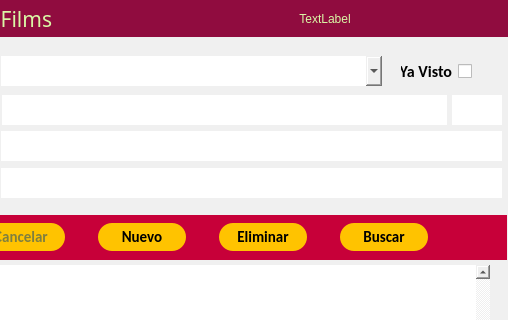
Old version of the form gui/main.ui in the repository QuitoAr/Cine; both pictures show x 219 to 727 and y 0 to 320 of the 727 by 575 pixel window.
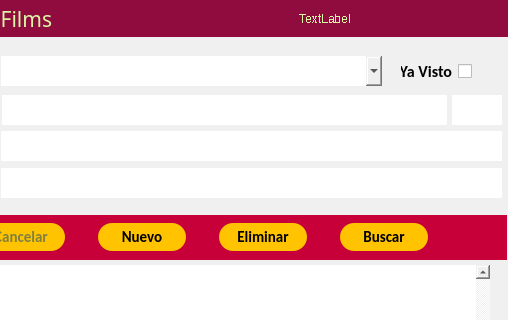
New version of the form. Icons and pictures are not drawn.

Patch:
```diff
--- a/gui/main.ui
+++ b/gui/main.ui
@@ -357,7 +357,10 @@
         </size>
        </property>
        <property name="font">
-        <font/>
+        <font>
+         <strikeout>false</strikeout>
+         <stylestrategy>NoAntialias</stylestrategy>
+        </font>
        </property>
        <property name="styleSheet">
         <string notr="true">color: rgb(218, 247, 166);
```
Left out of the diff: 5 changed lines with no effect on the pictures.
